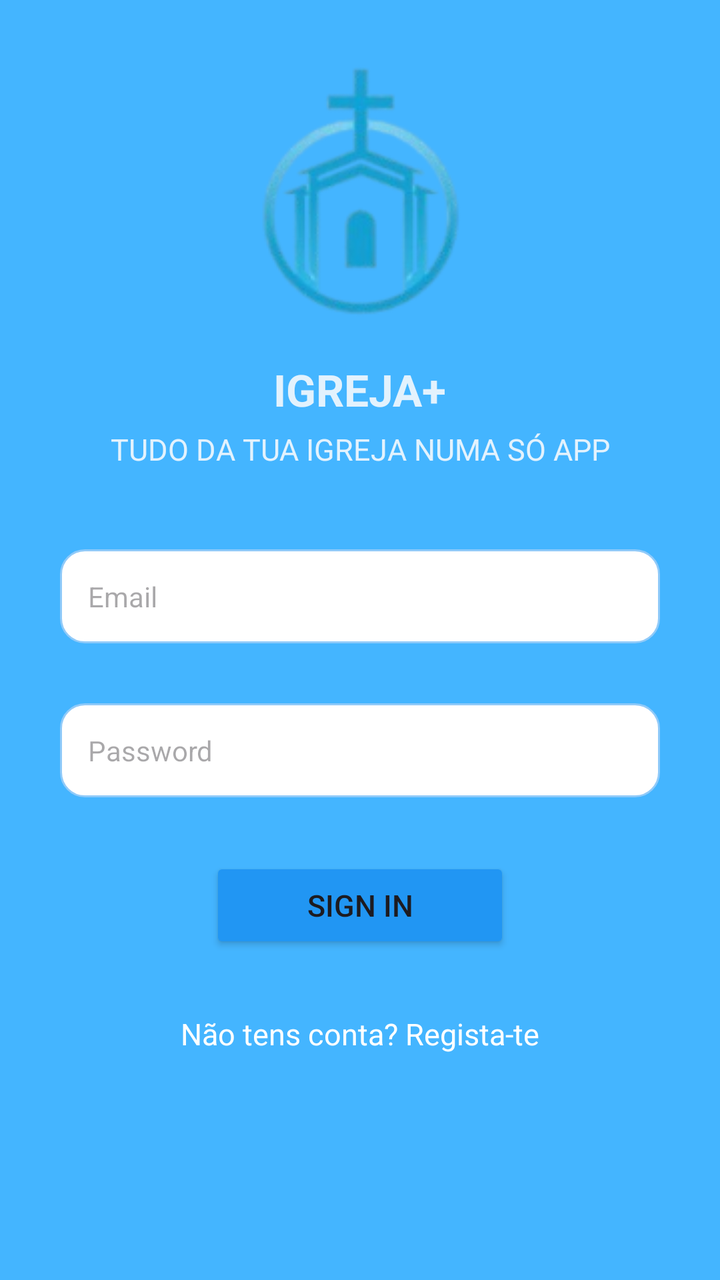
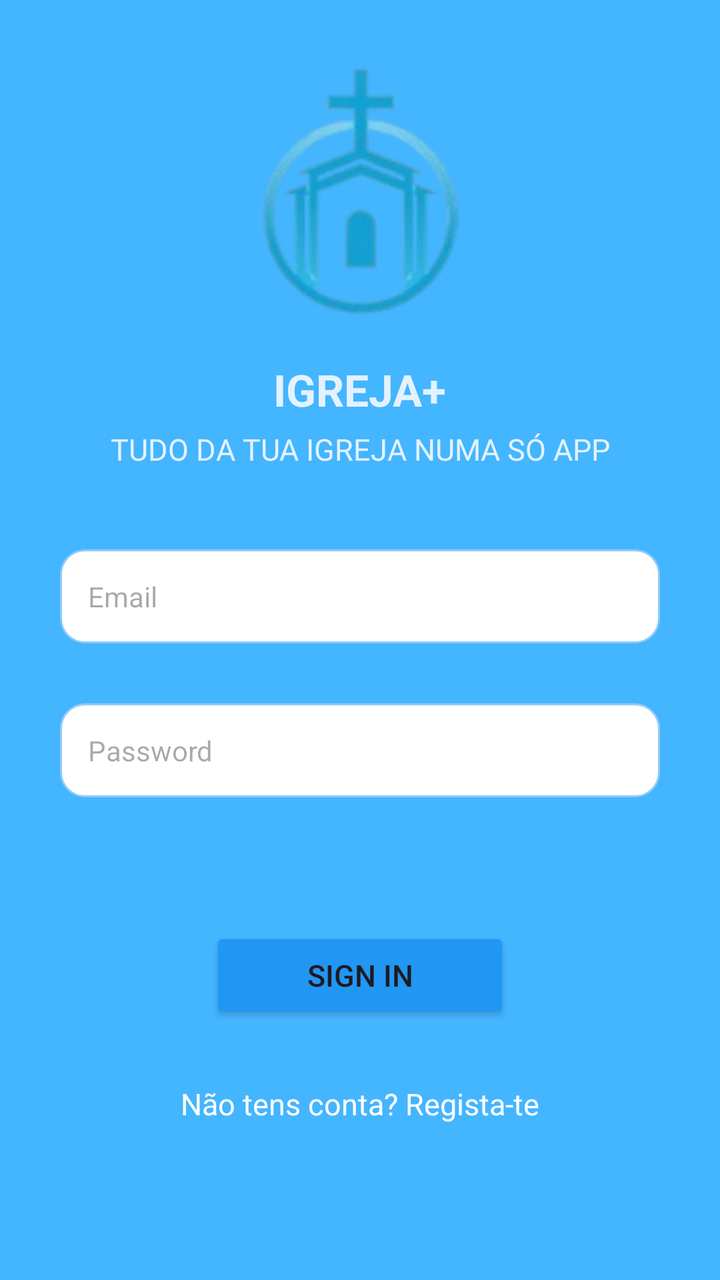

Compare the two renders of this Android layout. The source of the first and the diff that turns it into the second are given below.
<!-- AndroidManifest.xml: application theme Theme.Igrejas -->
<!-- res/layout/activity_login.xml -->
<androidx.constraintlayout.widget.ConstraintLayout xmlns:android="http://schemas.android.com/apk/res/android"
    xmlns:app="http://schemas.android.com/apk/res-auto"
    xmlns:tools="http://schemas.android.com/tools"
    android:id="@+id/main"
    android:layout_width="match_parent"
    android:layout_height="match_parent"
    android:background="@color/baby_blue"
    tools:context=".Login">


    <ImageView
        android:id="@+id/imageViewLogo"
        android:layout_width="wrap_content"
        android:layout_height="wrap_content"
        android:layout_marginTop="20dp"
        android:scaleType="fitCenter"
        app:layout_constraintEnd_toEndOf="parent"
        app:layout_constraintHorizontal_bias="0.497"
        app:layout_constraintStart_toStartOf="parent"
        app:layout_constraintTop_toTopOf="parent"
        app:srcCompat="@drawable/logoigreja" />

    <TextView
        android:id="@+id/textViewIntroFraseUm"
        android:layout_width="wrap_content"
        android:layout_height="wrap_content"
        android:text="@string/igreja"
        android:layout_marginTop="12dp"
        android:textSize="22sp"
        android:textAlignment="center"
        android:textStyle="bold"
        android:textAllCaps="true"
        android:textColor="@color/blue_light"
        app:layout_constraintEnd_toEndOf="parent"
        app:layout_constraintStart_toStartOf="parent"
        app:layout_constraintTop_toBottomOf="@+id/imageViewLogo"/>

    <TextView
        android:id="@+id/textViewFraseDois"
        android:layout_width="wrap_content"
        android:layout_height="wrap_content"
        android:text="@string/slogan"
        app:layout_constraintTop_toBottomOf="@+id/textViewIntroFraseUm"
        app:layout_constraintEnd_toEndOf="parent"
        app:layout_constraintStart_toStartOf="parent"
        android:layout_marginTop="5dp"
        android:textSize="15sp"
        android:textAllCaps="true"
        android:textAlignment="center"
        android:textColor="@color/blue_light"

        />

    <LinearLayout
        android:id="@+id/login_input"
        android:layout_width="match_parent"
        android:layout_height="wrap_content"
        android:layout_marginStart="30dp"
        android:layout_marginTop="10dp"
        android:layout_marginEnd="30dp"
        android:gravity="center"
        android:orientation="vertical"
        app:layout_constraintEnd_toEndOf="parent"
        app:layout_constraintHorizontal_bias="0.0"
        app:layout_constraintStart_toStartOf="parent"
        app:layout_constraintTop_toBottomOf="@+id/textViewFraseDois">

        <EditText
            android:id="@+id/editTextEmailAddress"
            android:layout_width="match_parent"
            android:layout_height="wrap_content"
            android:layout_marginTop="30dp"
            android:background="@drawable/edittext_bg"
            android:drawablePadding="16dp"
            android:ems="10"
            android:hint="@string/email"
            android:inputType="textEmailAddress"
            android:padding="14sp"
            android:textSize="14sp" />

        <EditText
            android:id="@+id/EditText"
            android:layout_width="match_parent"
            android:layout_height="wrap_content"
            android:layout_marginTop="30dp"
            android:background="@drawable/edittext_bg"
            android:drawablePadding="16dp"
            android:ems="10"
            android:hint="@string/password"
            android:inputType="textPassword"
            android:padding="14sp"
            android:textSize="14sp" />

        <Button
            android:id="@+id/buttonLogin"
            android:layout_width="150dp"
            android:layout_height="wrap_content"
            android:layout_marginTop="30dp"
            android:backgroundTint="#2196F3"
            android:textSize="15sp"
            android:text="@string/sign_in" />

        <TextView
            android:id="@+id/textViewRegistarTe"
            android:layout_width="wrap_content"
            android:layout_height="wrap_content"
            android:layout_marginTop="30dp"
            android:onClick="signUp"
            android:text="@string/vai_signUp"
            android:textAlignment="center"
            android:textColor="@color/white"
            android:textSize="15sp"
            tools:ignore="OnClick" />

    </LinearLayout>
</androidx.constraintlayout.widget.ConstraintLayout>
<!-- resources referenced by this layout -->
<resources>
  <color name="baby_blue">#44B5FF</color>
  <color name="blue_light">#E3F2FD</color>
  <color name="white">#FFFFFFFF</color>
  <!-- drawable edittext_bg (drawable) -->
  <?xml version="1.0" encoding="utf-8"?>
  <shape xmlns:android="http://schemas.android.com/apk/res/android">
      <solid android:color="#FFFFFF"/>
      <corners android:radius="12dp"/>
      <stroke
          android:width="1dp"
          android:color="#90CAF9"/>
  </shape>
  <!-- drawable logoigreja: png bitmap (drawable, 17156 bytes) -->
  <string name="email">Email</string>
  <string name="igreja">Igreja+</string>
  <string name="password">Password</string>
  <string name="sign_in">Sign In</string>
  <string name="slogan">Tudo da tua igreja numa só app</string>
  <string name="vai_signUp">Não tens conta? Regista-te</string>
  <style name="Theme.Igrejas" parent="Base.Theme.Igrejas" />
  <style name="Base.Theme.Igrejas" parent="Theme.Material3.DayNight.NoActionBar">
          
          
      </style>
</resources>

<!-- the commit's change to res/layout/activity_login.xml (unified diff, before → after) -->
@@ -79,7 +79,7 @@
             android:textSize="14sp" />
 
         <EditText
-            android:id="@+id/EditText"
+            android:id="@+id/editTextPassword"
             android:layout_width="match_parent"
             android:layout_height="wrap_content"
             android:layout_marginTop="30dp"
@@ -90,6 +90,13 @@
             android:inputType="textPassword"
             android:padding="14sp"
             android:textSize="14sp" />
+
+        <TextView
+            android:id="@+id/txtResposta"
+            android:layout_width="match_parent"
+            android:layout_height="wrap_content"
+            android:layout_marginTop="16dp"
+            android:text="" />
 
         <Button
             android:id="@+id/buttonLogin"
